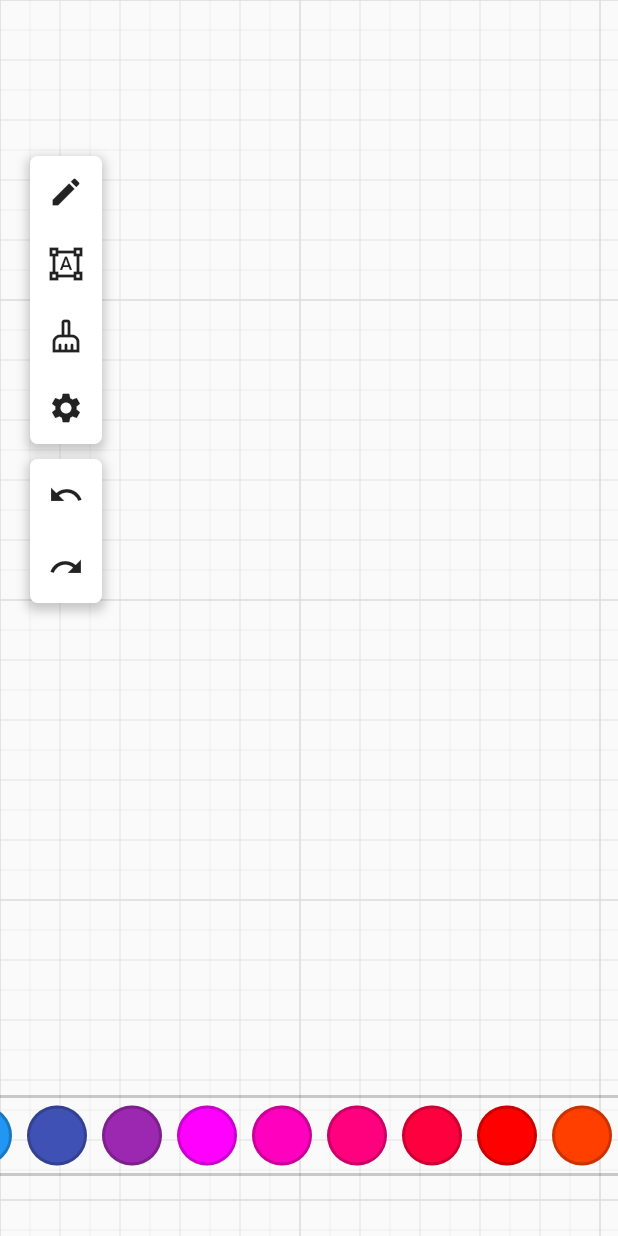
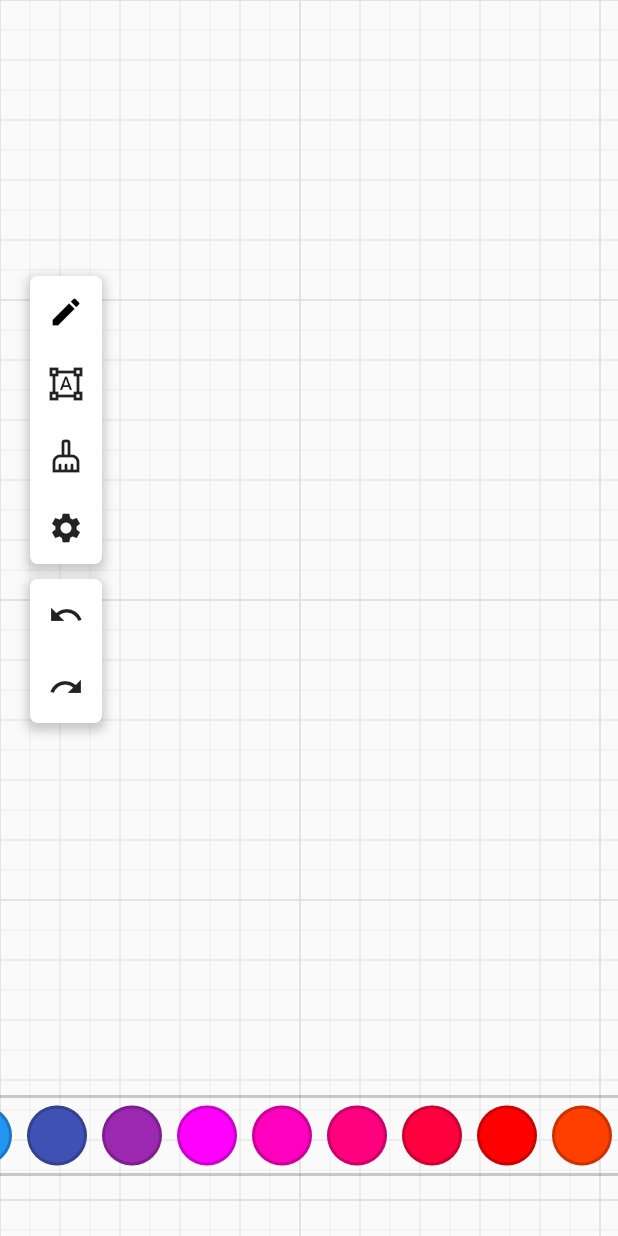
Before and after one commit to treboard/treboard, a Flutter app: the screen it shows after launch, on a phone screen of 412 x 824 dp. Run offline on Flutter 3.47's test engine with Material 2 defaults, Android fonts, the phone set to English and light mode, and no system bars; our stand-ins replace flutter_riverpod.

Commit message:
center toolbar

```diff
--- a/lib/widgets/color_bar.dart
+++ b/lib/widgets/color_bar.dart
@@ -9,6 +9,7 @@ class PenColor {
 
 List<PenColor> penColors = [
 // set of 29 colors in rainbow order
+  PenColor(Colors.black),
   PenColor(Colors.red),
   PenColor(Colors.orange),
   PenColor(Colors.yellow),
@@ -27,6 +28,7 @@ List<PenColor> penColors = [
   PenColor(const Color.fromRGBO(255, 255, 0, 1)),
   PenColor(const Color.fromRGBO(191, 255, 0, 1)),
   PenColor(const Color.fromRGBO(127, 255, 0, 1)),
+  PenColor(Colors.white),
 ];
 
 @immutable
--- a/lib/widgets/toolbar.dart
+++ b/lib/widgets/toolbar.dart
@@ -36,6 +36,7 @@ class _ToolbarState extends ConsumerState<Toolbar> {
               IconButton(
                 tooltip: 'Change pen tool',
                 icon: Icon(ref.read(boardProvider).tool.getIcon()),
+                color: ref.watch(boardProvider).penColor,
                 onPressed: () {},
               ),
               IconButton(
--- a/lib/widgets/whiteboard.dart
+++ b/lib/widgets/whiteboard.dart
@@ -107,12 +107,12 @@ class _WhiteBoardState extends ConsumerState<WhiteBoard> {
         // display CustomNodes
         ...ref.read(nodeProvider).nodes,
         Positioned(
-          bottom: MediaQuery.of(context).size.height * 0.5,
+          bottom: MediaQuery.of(context).size.height / 2 - (2 * 20 + 40),
           left: 20,
           child: const Toolbar(),
         ),
 
-        ColorBar(),
+        const ColorBar(),
       ],
     );
   }
```
